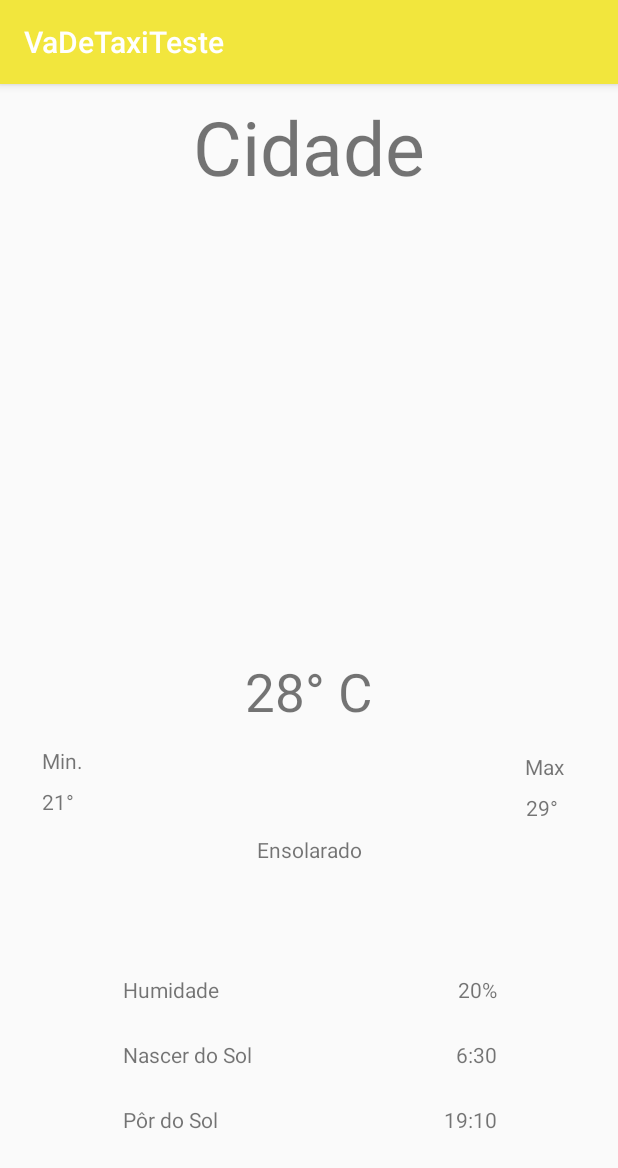
After one commit to Mi-sinibaldi/VaDeTaxiTeste, an Android app: the fragment TempoFragment shown on its own in the app's theme, on a phone screen of 412 x 824 dp. The commit adds this screen. Shown: the top 1168 px of the screen. Run offline under Robolectric (Android 15) with nearby library versions, the phone set to English and light mode, and no system bars.

Commit message:
Inicialização do layout

```diff
--- a/app/build.gradle
+++ b/app/build.gradle
@@ -22,6 +22,7 @@ dependencies {
     implementation fileTree(dir: 'libs', include: ['*.jar'])
     implementation 'com.android.support:appcompat-v7:28.0.0'
     implementation 'com.android.support.constraint:constraint-layout:1.1.3'
+    implementation 'com.android.support:support-v4:28.0.0'
     testImplementation 'junit:junit:4.12'
     androidTestImplementation 'com.android.support.test:runner:1.0.2'
     androidTestImplementation 'com.android.support.test.espresso:espresso-core:3.0.2'
--- /dev/null
+++ b/app/src/main/java/com/example/vadetaxiteste/fragment/TempoFragment.java
@@ -0,0 +1,22 @@
+package com.example.vadetaxiteste.fragment;
+
+import android.content.Context;
+import android.net.Uri;
+import android.os.Bundle;
+import android.support.v4.app.Fragment;
+import android.view.LayoutInflater;
+import android.view.View;
+import android.view.ViewGroup;
+
+import com.example.vadetaxiteste.R;
+
+public class TempoFragment extends Fragment {
+
+    @Override
+    public View onCreateView(LayoutInflater inflater, ViewGroup container,
+                             Bundle savedInstanceState) {
+        // Inflate the layout for this fragment
+        return inflater.inflate(R.layout.fragment_tempo, container, false);
+    }
+
+}
--- a/app/src/main/res/drawable/bordas.xml
+++ b/app/src/main/res/drawable/bordas.xml
@@ -9,6 +9,6 @@
 
     <stroke
             android:width="2dp"
-            android:color="@color/colorBorda"
+            android:color="@color/colorTextBtn"
     />
 </shape>
--- a/app/src/main/res/drawable/btn_customizado.xml
+++ b/app/src/main/res/drawable/btn_customizado.xml
@@ -13,6 +13,6 @@
 
     <stroke
             android:width="2dp"
-            android:color="@color/colorBorda"
+            android:color="@color/colorTextBtn"
     />
 </shape>
--- a/app/src/main/res/layout/activity_main.xml
+++ b/app/src/main/res/layout/activity_main.xml
@@ -16,6 +16,7 @@
         android:layout_marginEnd="8dp"
         android:background="@drawable/bordas"
         android:hint="@string/procure_por_cidade"
+        android:textColorHint="#F2B950"
         app:layout_constraintEnd_toStartOf="@+id/buttonProcurar"
         app:layout_constraintHorizontal_bias="0.615"
         app:layout_constraintStart_toStartOf="parent"
@@ -29,6 +30,7 @@
         android:layout_marginEnd="4dp"
         android:background="@drawable/btn_customizado"
         android:text="@string/procurar"
+        android:textStyle="bold"
         android:textAllCaps="false"
         android:textColor="@color/colorTextBtn"
         app:layout_constraintEnd_toEndOf="parent"
--- /dev/null
+++ b/app/src/main/res/layout/fragment_tempo.xml
@@ -0,0 +1,189 @@
+<?xml version="1.0" encoding="utf-8"?>
+<android.support.constraint.ConstraintLayout xmlns:android="http://schemas.android.com/apk/res/android"
+    xmlns:app="http://schemas.android.com/apk/res-auto"
+    xmlns:tools="http://schemas.android.com/tools"
+    android:id="@+id/constraintLayout"
+    android:layout_width="match_parent"
+    android:layout_height="match_parent"
+    tools:context=".fragment.TempoFragment">
+
+    <TextView
+        android:id="@+id/textView20"
+        android:layout_width="wrap_content"
+        android:layout_height="wrap_content"
+        android:layout_marginStart="28dp"
+        android:layout_marginTop="4dp"
+        android:layout_marginEnd="8dp"
+        android:layout_marginBottom="8dp"
+        android:text="21°"
+        app:layout_constraintBottom_toTopOf="@+id/constraintLayout2"
+        app:layout_constraintEnd_toStartOf="@+id/textView7"
+        app:layout_constraintHorizontal_bias="0.0"
+        app:layout_constraintStart_toStartOf="parent"
+        app:layout_constraintTop_toBottomOf="@+id/textView2"
+        app:layout_constraintVertical_bias="0.0" />
+
+    <TextView
+        android:id="@+id/textView5"
+        android:layout_width="wrap_content"
+        android:layout_height="wrap_content"
+        android:layout_marginStart="8dp"
+        android:layout_marginEnd="8dp"
+        android:layout_marginBottom="8dp"
+        android:text="Min."
+        app:layout_constraintBottom_toTopOf="@+id/textView20"
+        app:layout_constraintEnd_toStartOf="@+id/textView2"
+        app:layout_constraintHorizontal_bias="0.065"
+        app:layout_constraintStart_toStartOf="parent" />
+
+    <TextView
+        android:id="@+id/textView"
+        android:layout_width="wrap_content"
+        android:layout_height="wrap_content"
+        android:layout_marginTop="8dp"
+        android:layout_marginBottom="8dp"
+        android:text="Cidade"
+        android:textSize="50sp"
+        app:layout_constraintBottom_toTopOf="@+id/imageView"
+        app:layout_constraintEnd_toEndOf="parent"
+        app:layout_constraintHorizontal_bias="0.501"
+        app:layout_constraintStart_toStartOf="parent"
+        app:layout_constraintTop_toTopOf="parent"
+        app:layout_constraintVertical_bias="0.0" />
+
+    <ImageView
+        android:id="@+id/imageView"
+        android:layout_width="110dp"
+        android:layout_height="88dp"
+        android:layout_marginBottom="56dp"
+        app:layout_constraintBottom_toTopOf="@+id/textView4"
+        app:layout_constraintEnd_toEndOf="parent"
+        app:layout_constraintHorizontal_bias="0.501"
+        app:layout_constraintStart_toStartOf="parent"
+        tools:src="@tools:sample/avatars[2]" />
+
+    <TextView
+        android:id="@+id/textView2"
+        android:layout_width="wrap_content"
+        android:layout_height="wrap_content"
+        android:layout_marginEnd="36dp"
+        android:layout_marginBottom="8dp"
+        android:text="Max"
+        app:layout_constraintBottom_toTopOf="@+id/textView7"
+        app:layout_constraintEnd_toEndOf="parent" />
+
+    <TextView
+        android:id="@+id/textView7"
+        android:layout_width="wrap_content"
+        android:layout_height="wrap_content"
+        android:layout_marginEnd="40dp"
+        android:layout_marginBottom="52dp"
+        android:text="29°"
+        app:layout_constraintBottom_toTopOf="@+id/constraintLayout2"
+        app:layout_constraintEnd_toEndOf="parent" />
+
+    <TextView
+        android:id="@+id/textView4"
+        android:layout_width="wrap_content"
+        android:layout_height="wrap_content"
+        android:layout_marginBottom="72dp"
+        android:text="28° C"
+        android:textSize="35sp"
+        app:layout_constraintBottom_toTopOf="@+id/textView8"
+        app:layout_constraintEnd_toEndOf="parent"
+        app:layout_constraintHorizontal_bias="0.501"
+        app:layout_constraintStart_toStartOf="parent" />
+
+    <TextView
+        android:id="@+id/textView8"
+        android:layout_width="wrap_content"
+        android:layout_height="wrap_content"
+        android:layout_marginBottom="24dp"
+        android:text="Ensolarado"
+        app:layout_constraintBottom_toTopOf="@+id/constraintLayout2"
+        app:layout_constraintEnd_toEndOf="parent"
+        app:layout_constraintHorizontal_bias="0.501"
+        app:layout_constraintStart_toStartOf="parent" />
+
+    <android.support.constraint.ConstraintLayout
+        android:id="@+id/constraintLayout2"
+        android:layout_width="416dp"
+        android:layout_height="224dp"
+        app:layout_constraintBottom_toBottomOf="parent"
+        app:layout_constraintEnd_toEndOf="parent"
+        app:layout_constraintHorizontal_bias="0.6"
+        app:layout_constraintStart_toStartOf="parent">
+
+        <android.support.constraint.Guideline
+            android:id="@+id/guideline3"
+            android:layout_width="wrap_content"
+            android:layout_height="wrap_content"
+            android:orientation="vertical"
+            app:layout_constraintGuide_percent="0.2" />
+
+        <android.support.constraint.Guideline
+            android:id="@+id/guideline4"
+            android:layout_width="wrap_content"
+            android:layout_height="wrap_content"
+            android:orientation="vertical"
+            app:layout_constraintGuide_percent="0.8" />
+
+        <TextView
+            android:id="@+id/textView14"
+            android:layout_width="wrap_content"
+            android:layout_height="wrap_content"
+            android:layout_marginBottom="24dp"
+            android:text="Humidade"
+            app:layout_constraintBottom_toTopOf="@+id/textView15"
+            app:layout_constraintStart_toStartOf="@+id/guideline3" />
+
+        <TextView
+            android:id="@+id/textView15"
+            android:layout_width="wrap_content"
+            android:layout_height="wrap_content"
+            android:layout_marginBottom="24dp"
+            android:text="Nascer do Sol"
+            app:layout_constraintBottom_toTopOf="@+id/textView16"
+            app:layout_constraintStart_toStartOf="@+id/guideline3" />
+
+        <TextView
+            android:id="@+id/textView16"
+            android:layout_width="wrap_content"
+            android:layout_height="wrap_content"
+            android:layout_marginEnd="8dp"
+            android:layout_marginBottom="68dp"
+            android:text="Pôr do Sol"
+            app:layout_constraintBottom_toBottomOf="parent"
+            app:layout_constraintEnd_toStartOf="@+id/textView19"
+            app:layout_constraintHorizontal_bias="0.0"
+            app:layout_constraintStart_toStartOf="@+id/guideline3" />
+
+        <TextView
+            android:id="@+id/textView17"
+            android:layout_width="wrap_content"
+            android:layout_height="wrap_content"
+            android:layout_marginBottom="24dp"
+            android:text="20%"
+            app:layout_constraintBottom_toTopOf="@+id/textView18"
+            app:layout_constraintEnd_toStartOf="@+id/guideline4" />
+
+        <TextView
+            android:id="@+id/textView18"
+            android:layout_width="wrap_content"
+            android:layout_height="wrap_content"
+            android:layout_marginBottom="24dp"
+            android:text="6:30"
+            app:layout_constraintBottom_toTopOf="@+id/textView19"
+            app:layout_constraintEnd_toStartOf="@+id/guideline4" />
+
+        <TextView
+            android:id="@+id/textView19"
+            android:layout_width="wrap_content"
+            android:layout_height="wrap_content"
+            android:layout_marginBottom="68dp"
+            android:text="19:10"
+            app:layout_constraintBottom_toBottomOf="parent"
+            app:layout_constraintEnd_toStartOf="@+id/guideline4" />
+    </android.support.constraint.ConstraintLayout>
+
+</android.support.constraint.ConstraintLayout>
--- a/app/src/main/res/values/colors.xml
+++ b/app/src/main/res/values/colors.xml
@@ -1,8 +1,7 @@
 <?xml version="1.0" encoding="utf-8"?>
 <resources>
-    <color name="colorPrimary">#008577</color>
-    <color name="colorPrimaryDark">#00574B</color>
+    <color name="colorPrimary">#F2E63D</color>
+    <color name="colorPrimaryDark">#049DD9</color>
     <color name="colorAccent">#D81B60</color>
-    <color name="colorBorda">#696868</color>
-    <color name="colorTextBtn">#696868</color>
+    <color name="colorTextBtn">#F2B950</color>
 </resources>
--- a/app/src/main/res/values/strings.xml
+++ b/app/src/main/res/values/strings.xml
@@ -3,4 +3,7 @@
     <string name="pesquise_por_cidade">Pesquise por cidade</string>
     <string name="procurar">Procurar</string>
     <string name="procure_por_cidade">Procure por cidade</string>
+
+    <!-- TODO: Remove or change this placeholder text -->
+    <string name="hello_blank_fragment">Hello blank fragment</string>
 </resources>
```
